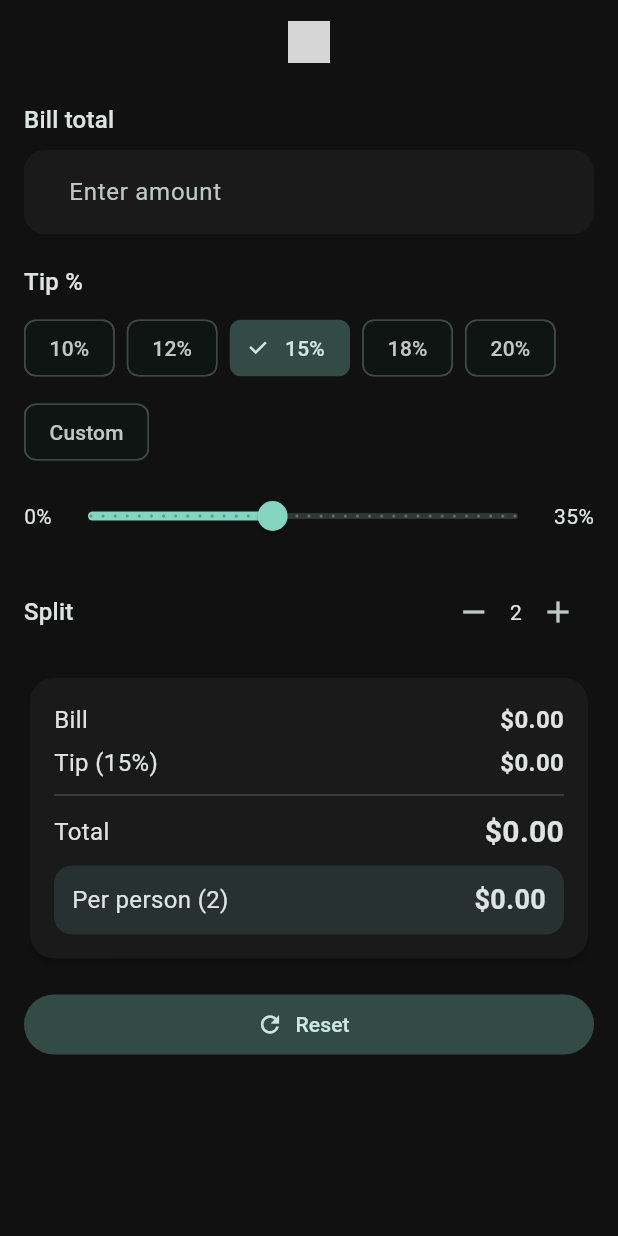
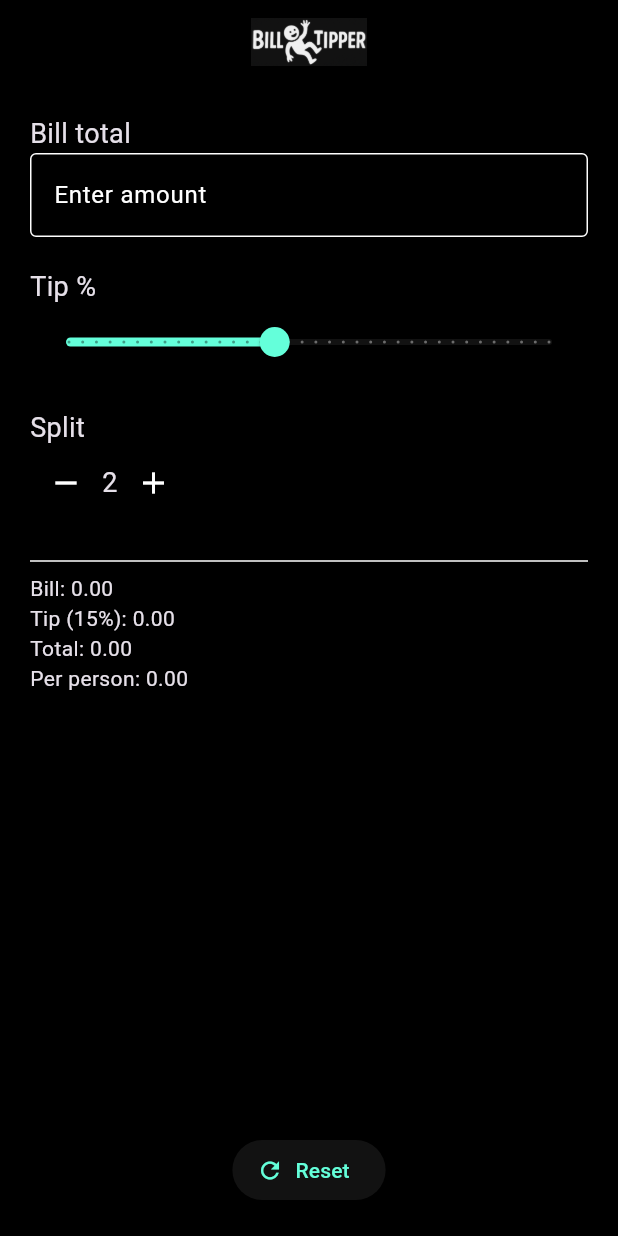
Before and after one commit to waltviviers/bill_tipper, a Flutter app: the screen it shows after launch, after a tap on the "add" icon, on a phone screen of 412 x 824 dp. Run offline on Flutter 3.47's test engine with Material 3 defaults, Android fonts, the phone set to English and light mode, and no system bars; grey boxes are pictures that could not be loaded.

Commit message:
Update main.dart

```diff
--- a/lib/main.dart
+++ b/lib/main.dart
@@ -1,283 +1,129 @@
 import 'package:flutter/material.dart';
-import 'package:flutter/services.dart';
 
 void main() {
-  WidgetsFlutterBinding.ensureInitialized();
-
-  // Lock to portrait for a simpler calculator layout (optional).
-  SystemChrome.setPreferredOrientations([
-    DeviceOrientation.portraitUp,
-    DeviceOrientation.portraitDown,
-  ]);
-
   runApp(const BillTipperApp());
 }
 
 class BillTipperApp extends StatelessWidget {
   const BillTipperApp({super.key});
 
-  static const Color _bg = Color(0xFF111111); // matches your logo background
-
   @override
   Widget build(BuildContext context) {
-    final base = ThemeData(
-      useMaterial3: true,
-      colorScheme: ColorScheme.fromSeed(
-        seedColor: const Color(0xFF00C2A8),
-        brightness: Brightness.dark,
+    return MaterialApp(
+      debugShowCheckedModeBanner: false,
+      title: 'Bill Tipper',
+      theme: ThemeData.dark().copyWith(
+        colorScheme: ColorScheme.dark(
+          primary: Colors.tealAccent,
+          secondary: Colors.teal,
         ),
-      brightness: Brightness.dark,
-      scaffoldBackgroundColor: _bg,
-      appBarTheme: const AppBarTheme(
-        backgroundColor: _bg,
-        elevation: 0,
-        centerTitle: true,
+        scaffoldBackgroundColor: const Color(0xFF000000), // same as logo bg
       ),
-      cardTheme: CardTheme(
-        color: const Color(0xFF1A1A1A),
-        elevation: 2,
-        shape: RoundedRectangleBorder(borderRadius: BorderRadius.circular(16)),
-      ),
-      inputDecorationTheme: InputDecorationTheme(
-        filled: true,
-        fillColor: const Color(0xFF1A1A1A),
-        border: OutlineInputBorder(
-          borderRadius: BorderRadius.circular(14),
-          borderSide: BorderSide.none,
-        ),
-      ),
-    );
-
-    return MaterialApp(
-      title: 'Bill Tipper',
-      debugShowCheckedModeBanner: false,
-      theme: base,
-      home: const TipCalculatorScreen(),
+      home: const BillTipperHome(),
     );
   }
 }
 
-class TipCalculatorScreen extends StatefulWidget {
-  const TipCalculatorScreen({super.key});
+class BillTipperHome extends StatefulWidget {
+  const BillTipperHome({super.key});
 
   @override
-  State<TipCalculatorScreen> createState() => _TipCalculatorScreenState();
+  State<BillTipperHome> createState() => _BillTipperHomeState();
 }
 
-class _TipCalculatorScreenState extends State<TipCalculatorScreen> {
-  final _billCtrl = TextEditingController();
-  double _tipPercent = 15;
+class _BillTipperHomeState extends State<BillTipperHome> {
+  final TextEditingController _billController = TextEditingController();
+  double _tipPercent = 15.0;
   int _split = 1;
 
-  final List<int> _quickPercents = const [10, 12, 15, 18, 20];
+  double get _bill =>
+      double.tryParse(_billController.text) ?? 0.0;
 
-  double get _bill {
-    final v = double.tryParse(_billCtrl.text.replaceAll(',', '.')) ?? 0.0;
-    return v < 0 ? 0 : v;
-  }
+  double get _tip => _bill * _tipPercent / 100;
+  double get _total => _bill + _tip;
+  double get _perPerson => _total / _split;
 
-  double get _tipAmount => _bill * _tipPercent / 100.0;
-  double get _total => _bill + _tipAmount;
-  double get _perPerson => _split <= 0 ? _total : _total / _split;
-
-  @override
-  void dispose() {
-    _billCtrl.dispose();
-    super.dispose();
+  void _reset() {
+    setState(() {
+      _billController.clear();
+      _tipPercent = 15.0;
+      _split = 1;
+    });
   }
 
   @override
   Widget build(BuildContext context) {
-    final cs = Theme.of(context).colorScheme;
-
     return Scaffold(
       appBar: AppBar(
+        backgroundColor: Colors.black,
+        centerTitle: true,
         title: Image.asset(
-          'assets/images/bt_logo.png',
-          height: 28,
+          'assets/bt_logo.png',
+          height: 32,
           fit: BoxFit.contain,
         ),
       ),
-      body: SafeArea(
-        child: ListView(
-          padding: const EdgeInsets.fromLTRB(16, 12, 16, 24),
+      body: Padding(
+        padding: const EdgeInsets.all(20),
+        child: Column(
+          crossAxisAlignment: CrossAxisAlignment.start,
           children: [
-            // BILL INPUT
-            Text('Bill total', style: Theme.of(context).textTheme.titleMedium),
-            const SizedBox(height: 8),
+            const Text("Bill total", style: TextStyle(fontSize: 18)),
             TextField(
-              controller: _billCtrl,
-              keyboardType:
-                  const TextInputType.numberWithOptions(decimal: true),
-              inputFormatters: [
-                FilteringTextInputFormatter.allow(RegExp(r'^\d*\.?,?\d{0,2}')),
-              ],
+              controller: _billController,
+              keyboardType: TextInputType.number,
               decoration: const InputDecoration(
-                hintText: 'Enter amount',
-                prefixText: '\$ ',
+                hintText: "Enter amount",
+                border: OutlineInputBorder(),
               ),
               onChanged: (_) => setState(() {}),
             ),
-
             const SizedBox(height: 20),
-
-            // QUICK TIP BUTTONS
-            Text('Tip %', style: Theme.of(context).textTheme.titleMedium),
-            const SizedBox(height: 8),
-            Wrap(
-              spacing: 8,
-              runSpacing: 8,
-              children: _quickPercents.map((p) {
-                final selected = _tipPercent.round() == p;
-                return ChoiceChip(
-                  label: Text('$p%'),
-                  selected: selected,
-                  onSelected: (_) => setState(() => _tipPercent = p.toDouble()),
-                );
-              }).toList()
-                ..add(
-                  ChoiceChip(
-                    label: const Text('Custom'),
-                    selected: !_quickPercents
-                        .map((e) => e.toDouble())
-                        .contains(_tipPercent),
-                    onSelected: (_) {
-                      // selecting "Custom" just keeps current slider value
-                      setState(() {});
-                    },
-                  ),
-                ),
-            ),
-
-            // CUSTOM SLIDER
-            const SizedBox(height: 8),
-            Row(
-              children: [
-                const Text('0%'),
-                Expanded(
-                  child: Slider(
+            const Text("Tip %", style: TextStyle(fontSize: 18)),
+            Slider(
+              value: _tipPercent,
               min: 0,
               max: 35,
               divisions: 35,
-                    value: _tipPercent.clamp(0, 35),
-                    label: '${_tipPercent.toStringAsFixed(0)}%',
+              label: "${_tipPercent.round()}%",
               onChanged: (v) => setState(() => _tipPercent = v),
             ),
-                ),
-                const Text('35%'),
-              ],
-            ),
-
-            const SizedBox(height: 16),
-
-            // SPLIT
-            Row(
-              mainAxisAlignment: MainAxisAlignment.spaceBetween,
-              children: [
-                Text('Split',
-                    style: Theme.of(context).textTheme.titleMedium),
+            const SizedBox(height: 20),
+            const Text("Split", style: TextStyle(fontSize: 18)),
             Row(
               children: [
                 IconButton(
-                      onPressed: _split > 1
-                          ? () => setState(() => _split--)
-                          : null,
                   icon: const Icon(Icons.remove),
+                  onPressed: () =>
+                      setState(() => _split = (_split > 1) ? _split - 1 : 1),
                 ),
-                    Text('$_split'),
+                Text("$_split", style: const TextStyle(fontSize: 18)),
                 IconButton(
-                      onPressed: () => setState(() => _split++),
                   icon: const Icon(Icons.add),
+                  onPressed: () =>
+                      setState(() => _split = _split + 1),
                 ),
               ],
             ),
-              ],
+            const SizedBox(height: 20),
+            const Divider(),
+            Text("Bill: ${_fmt(_bill)}"),
+            Text("Tip (${_tipPercent.round()}%): ${_fmt(_tip)}"),
+            Text("Total: ${_fmt(_total)}"),
+            Text("Per person: ${_fmt(_perPerson)}"),
+            const Spacer(),
+            Center(
+              child: ElevatedButton.icon(
+                icon: const Icon(Icons.refresh),
+                label: const Text("Reset"),
+                onPressed: _reset,
               ),
-
-            const SizedBox(height: 16),
-
-            // RESULTS
-            Card(
-              child: Padding(
-                padding: const EdgeInsets.all(16),
-                child: DefaultTextStyle.merge(
-                  style: const TextStyle(fontSize: 16),
-                  child: Column(
-                    crossAxisAlignment: CrossAxisAlignment.stretch,
-                    children: [
-                      _line('Bill', _fmt(_bill)),
-                      const SizedBox(height: 6),
-                      _line('Tip (${_pStr()})', _fmt(_tipAmount)),
-                      const Divider(height: 20),
-                      _line('Total', _fmt(_total),
-                          valueStyle: const TextStyle(
-                            fontSize: 20,
-                            fontWeight: FontWeight.w700,
-                          )),
-                      if (_split > 1) ...[
-                        const SizedBox(height: 8),
-                        Container(
-                          padding: const EdgeInsets.symmetric(
-                              vertical: 10, horizontal: 12),
-                          decoration: BoxDecoration(
-                            color: cs.primary.withOpacity(0.12),
-                            borderRadius: BorderRadius.circular(12),
-                          ),
-                          child: _line(
-                            'Per person ($_split)',
-                            _fmt(_perPerson),
-                            valueStyle: const TextStyle(
-                              fontSize: 18,
-                              fontWeight: FontWeight.w700,
-                            ),
-                          ),
-                        ),
-                      ],
-                    ],
-                  ),
-                ),
-              ),
-            ),
-
-            const SizedBox(height: 16),
-
-            // ACTIONS
-            FilledButton.tonalIcon(
-              onPressed: () {
-                setState(() {
-                  _billCtrl.clear();
-                  _tipPercent = 15;
-                  _split = 1;
-                });
-              },
-              icon: const Icon(Icons.refresh),
-              label: const Text('Reset'),
-            ),
+            )
           ],
         ),
       ),
     );
   }
 
-  String _pStr() => '${_tipPercent.toStringAsFixed(0)}%';
-
-  Widget _line(String label, String value, {TextStyle? valueStyle}) {
-    return Row(
-      mainAxisAlignment: MainAxisAlignment.spaceBetween,
-      children: [
-        Text(label),
-        Text(
-          value,
-          style: valueStyle ??
-              const TextStyle(fontWeight: FontWeight.w600, fontSize: 16),
-        ),
-      ],
-    );
+  String _fmt(double v) => v.toStringAsFixed(2);
 }
-
-  String _fmt(double v) {
-    // Simple money formatter — adjust to your locale as needed.
-    return '\$${v.toStringAsFixed(2)}';
-    // For advanced locale formatting, consider intl package later.
-  }
-}
```
Lines whose indentation alone changed are shown as unchanged.
